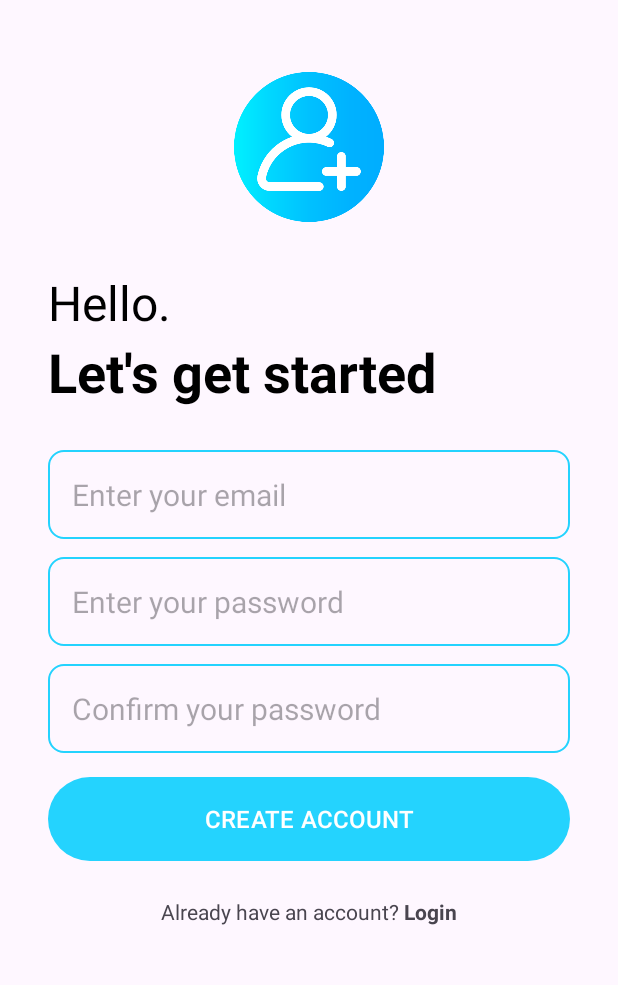
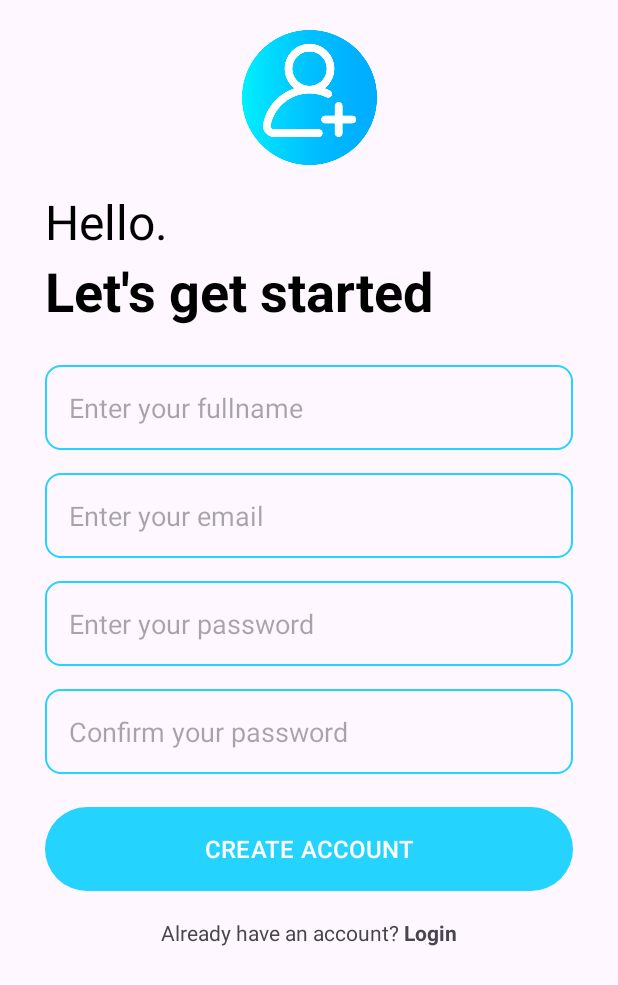
Before and after one commit to shubham5i2/android-firebase-todo-app, an Android app: the layout activity_create_account.xml on its own in the app's theme, with its tools: preview values and no code run, on a phone screen of 412 x 824 dp. Shown: the top 985 px of the screen. Run offline under Robolectric (Android 15) with nearby library versions, the phone set to English and light mode, and no system bars.

Commit message:
create account ui changes

```diff
--- a/app/src/main/java/com/sks/todoappwithfirebase/CreateAccountActivity.kt
+++ b/app/src/main/java/com/sks/todoappwithfirebase/CreateAccountActivity.kt
@@ -1,6 +1,7 @@
 package com.sks.todoappwithfirebase
 
 import android.os.Bundle
+import android.util.Patterns
 import androidx.appcompat.app.AppCompatActivity
 import com.sks.todoappwithfirebase.databinding.ActivityCreateAccountBinding
 
@@ -13,5 +14,46 @@ class CreateAccountActivity : AppCompatActivity() {
         createAccountBinding = ActivityCreateAccountBinding.inflate(layoutInflater)
         val view = createAccountBinding.root
         setContentView(view)
+
+        createAccountBinding.createAccountBtn.setOnClickListener {
+            createAccount()
+        }
+
+        createAccountBinding.loginTextViewBtn.setOnClickListener {
+            finish()
+        }
+    }
+
+    private fun createAccount() {
+        val fullName = createAccountBinding.fullnameEditText.text.toString()
+        val email = createAccountBinding.emailEditText.text.toString()
+        val password = createAccountBinding.passwordEditText.text.toString()
+        val confirmPassword = createAccountBinding.confirmPasswordEditText.text.toString()
+
+        val isValidated = validateData(fullName, email, password, confirmPassword)
+
+    }
+
+    private fun validateData(
+        fullName: String, email: String, password: String, confirmPassword: String
+    ): Boolean {
+        if (fullName.trim().equals("")) {
+            createAccountBinding.fullnameEditText.error = "Full name is required"
+            return false
+        }
+        if (!Patterns.EMAIL_ADDRESS.matcher(email).matches()) {
+            createAccountBinding.emailEditText.error = "Please enter a valid email address"
+            return false
+        }
+        if (password.length < 6) {
+            createAccountBinding.passwordEditText.error =
+                "Password length should be minimum 6 characters"
+            return false
+        }
+        if (!password.equals(confirmPassword)) {
+            createAccountBinding.confirmPasswordEditText.error = "Passwords does not match"
+            return false
+        }
+        return true
     }
 }
--- a/app/src/main/res/layout/activity_create_account.xml
+++ b/app/src/main/res/layout/activity_create_account.xml
@@ -1,91 +1,33 @@
 <?xml version="1.0" encoding="utf-8"?>
-<RelativeLayout xmlns:android="http://schemas.android.com/apk/res/android"
+<androidx.constraintlayout.widget.ConstraintLayout xmlns:android="http://schemas.android.com/apk/res/android"
+    xmlns:app="http://schemas.android.com/apk/res-auto"
     xmlns:tools="http://schemas.android.com/tools"
     android:layout_width="match_parent"
     android:layout_height="match_parent"
-    android:layout_marginHorizontal="32dp"
-    android:layout_marginVertical="16dp"
     tools:context=".CreateAccountActivity">
 
     <ImageView
         android:id="@+id/sign_up_icon"
-        android:layout_width="100dp"
-        android:layout_height="100dp"
+        android:layout_width="90dp"
+        android:layout_height="90dp"
         android:layout_centerHorizontal="true"
-        android:layout_marginVertical="32dp"
-        android:src="@drawable/sign_up" />
-
-    <LinearLayout
-        android:id="@+id/hello_text"
-        android:layout_width="match_parent"
-        android:layout_height="wrap_content"
-        android:layout_below="@id/sign_up_icon"
-        android:orientation="vertical">
-
-        <TextView
-            android:layout_width="match_parent"
-            android:layout_height="wrap_content"
-            android:text="Hello."
-            android:textColor="@color/black"
-            android:textSize="32sp" />
-
-        <TextView
-            android:layout_width="match_parent"
-            android:layout_height="wrap_content"
-            android:text="Let's get started"
-            android:textColor="@color/black"
-            android:textSize="36sp"
-            android:textStyle="bold" />
-    </LinearLayout>
+        android:layout_marginVertical="20dp"
+        android:layout_marginTop="40dp"
+        android:src="@drawable/sign_up"
+        app:layout_constraintEnd_toEndOf="parent"
+        app:layout_constraintHorizontal_bias="0.5"
+        app:layout_constraintStart_toStartOf="parent"
+        app:layout_constraintTop_toTopOf="parent" />
 
     <LinearLayout
         android:id="@+id/form_layout"
         android:layout_width="match_parent"
         android:layout_height="wrap_content"
-        android:layout_below="@id/hello_text"
         android:layout_marginVertical="20dp"
-        android:orientation="vertical">
-
-        <EditText
-            android:id="@+id/email_edit_text"
-            android:layout_width="match_parent"
-            android:layout_height="wrap_content"
-            android:layout_marginTop="8dp"
-            android:background="@drawable/rounded_corner"
-            android:hint="Enter your email"
-            android:inputType="textEmailAddress"
-            android:padding="16dp"
-            android:textSize="20sp" />
-
-        <EditText
-            android:id="@+id/password_edit_text"
-            android:layout_width="match_parent"
-            android:layout_height="wrap_content"
-            android:layout_marginTop="12dp"
-            android:background="@drawable/rounded_corner"
-            android:hint="Enter your password"
-            android:inputType="textPassword"
-            android:padding="16dp"
-            android:textSize="20sp" />
-
-        <EditText
-            android:id="@+id/confirm_password_edit_text"
-            android:layout_width="match_parent"
-            android:layout_height="wrap_content"
-            android:layout_marginTop="12dp"
-            android:background="@drawable/rounded_corner"
-            android:hint="Confirm your password"
-            android:inputType="textPassword"
-            android:padding="16dp"
-            android:textSize="20sp" />
-
-        <com.google.android.material.button.MaterialButton
-            android:id="@+id/create_account_btn"
-            android:layout_width="match_parent"
-            android:layout_height="64dp"
-            android:layout_marginTop="12dp"
-            android:text="CREATE ACCOUNT"
-            android:textSize="16sp" />
+        android:orientation="vertical"
+        app:layout_constraintEnd_toEndOf="parent"
+        app:layout_constraintStart_toStartOf="parent"
+        app:layout_constraintTop_toBottomOf="@+id/confirm_password_edit_text">
 
         <ProgressBar
             android:id="@+id/progress_bar"
@@ -95,25 +37,145 @@
             android:visibility="gone" />
     </LinearLayout>
 
+    <EditText
+        android:id="@+id/fullname_edit_text"
+        android:layout_width="match_parent"
+        android:layout_height="wrap_content"
+        android:layout_marginStart="30dp"
+        android:layout_marginTop="25dp"
+        android:layout_marginEnd="30dp"
+        android:background="@drawable/rounded_corner"
+        android:hint="Enter your fullname"
+        android:inputType="textPersonName"
+        android:padding="16dp"
+        android:textSize="18sp"
+        app:layout_constraintEnd_toEndOf="parent"
+        app:layout_constraintHorizontal_bias="0.0"
+        app:layout_constraintStart_toStartOf="parent"
+        app:layout_constraintTop_toBottomOf="@+id/textView3" />
+
+    <EditText
+        android:id="@+id/email_edit_text"
+        android:layout_width="match_parent"
+        android:layout_height="wrap_content"
+        android:layout_marginStart="30dp"
+        android:layout_marginTop="15dp"
+        android:layout_marginEnd="30dp"
+        android:background="@drawable/rounded_corner"
+        android:hint="Enter your email"
+        android:inputType="textEmailAddress"
+        android:padding="16dp"
+        android:textSize="18sp"
+        app:layout_constraintEnd_toEndOf="parent"
+        app:layout_constraintHorizontal_bias="0.0"
+        app:layout_constraintStart_toStartOf="parent"
+        app:layout_constraintTop_toBottomOf="@+id/fullname_edit_text" />
+
+    <EditText
+        android:id="@+id/password_edit_text"
+        android:layout_width="match_parent"
+        android:layout_height="wrap_content"
+        android:layout_marginStart="30dp"
+        android:layout_marginTop="15dp"
+        android:layout_marginEnd="30dp"
+        android:background="@drawable/rounded_corner"
+        android:hint="Enter your password"
+        android:inputType="textPassword"
+        android:padding="16dp"
+        android:textSize="18sp"
+        app:layout_constraintEnd_toEndOf="parent"
+        app:layout_constraintHorizontal_bias="0.0"
+        app:layout_constraintStart_toStartOf="parent"
+        app:layout_constraintTop_toBottomOf="@+id/email_edit_text" />
+
+    <EditText
+        android:id="@+id/confirm_password_edit_text"
+        android:layout_width="match_parent"
+        android:layout_height="wrap_content"
+        android:layout_marginStart="30dp"
+        android:layout_marginTop="15dp"
+        android:layout_marginEnd="30dp"
+        android:background="@drawable/rounded_corner"
+        android:hint="Confirm your password"
+        android:inputType="textPassword"
+        android:padding="16dp"
+        android:textSize="18sp"
+        app:layout_constraintEnd_toEndOf="parent"
+        app:layout_constraintHorizontal_bias="0.0"
+        app:layout_constraintStart_toStartOf="parent"
+        app:layout_constraintTop_toBottomOf="@+id/password_edit_text" />
+
+    <com.google.android.material.button.MaterialButton
+        android:id="@+id/create_account_btn"
+        android:layout_width="match_parent"
+        android:layout_height="64dp"
+        android:layout_marginStart="30dp"
+        android:layout_marginTop="18dp"
+        android:layout_marginEnd="30dp"
+        android:text="CREATE ACCOUNT"
+        android:textSize="16sp"
+        app:layout_constraintEnd_toEndOf="parent"
+        app:layout_constraintHorizontal_bias="0.0"
+        app:layout_constraintStart_toStartOf="parent"
+        app:layout_constraintTop_toBottomOf="@+id/confirm_password_edit_text" />
+
+    <TextView
+        android:id="@+id/textView3"
+        android:layout_width="match_parent"
+        android:layout_height="wrap_content"
+        android:layout_marginStart="30dp"
+        android:layout_marginEnd="30dp"
+        android:text="Let's get started"
+        android:textColor="@color/black"
+        android:textSize="36sp"
+        android:textStyle="bold"
+        app:layout_constraintEnd_toEndOf="parent"
+        app:layout_constraintHorizontal_bias="0.0"
+        app:layout_constraintStart_toStartOf="parent"
+        app:layout_constraintTop_toBottomOf="@+id/textView2" />
+
+    <TextView
+        android:id="@+id/textView2"
+        android:layout_width="match_parent"
+        android:layout_height="wrap_content"
+        android:layout_marginStart="30dp"
+        android:layout_marginTop="16dp"
+        android:layout_marginEnd="30dp"
+        android:text="Hello."
+        android:textColor="@color/black"
+        android:textSize="32sp"
+        app:layout_constraintEnd_toEndOf="parent"
+        app:layout_constraintHorizontal_bias="0.0"
+        app:layout_constraintStart_toStartOf="parent"
+        app:layout_constraintTop_toBottomOf="@+id/sign_up_icon" />
+
     <LinearLayout
         android:layout_width="match_parent"
         android:layout_height="wrap_content"
-        android:layout_below="@id/form_layout"
+        android:layout_marginTop="14dp"
         android:gravity="center"
-        android:orientation="horizontal">
+        android:orientation="horizontal"
+        app:layout_constraintEnd_toEndOf="parent"
+        app:layout_constraintHorizontal_bias="0.5"
+        app:layout_constraintStart_toStartOf="parent"
+        app:layout_constraintTop_toBottomOf="@+id/create_account_btn">
 
         <TextView
+            android:id="@+id/textView5"
             android:layout_width="wrap_content"
             android:layout_height="wrap_content"
-            android:text="Already have an account? " />
+            android:text="Already have an account? "
+            tools:layout_editor_absoluteX="100dp"
+            tools:layout_editor_absoluteY="549dp" />
 
         <TextView
             android:id="@+id/login_text_view_btn"
             android:layout_width="wrap_content"
             android:layout_height="wrap_content"
             android:text="Login"
-            android:textStyle="bold" />
-
+            android:textStyle="bold"
+            tools:layout_editor_absoluteX="276dp"
+            tools:layout_editor_absoluteY="549dp" />
     </LinearLayout>
 
-</RelativeLayout>
+</androidx.constraintlayout.widget.ConstraintLayout>
```
